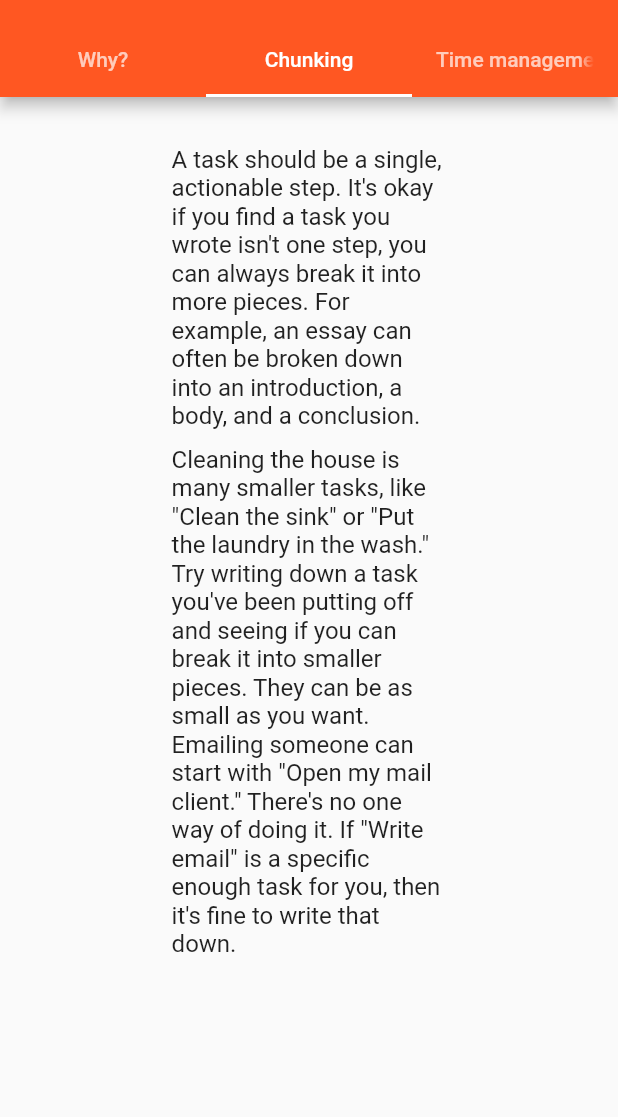
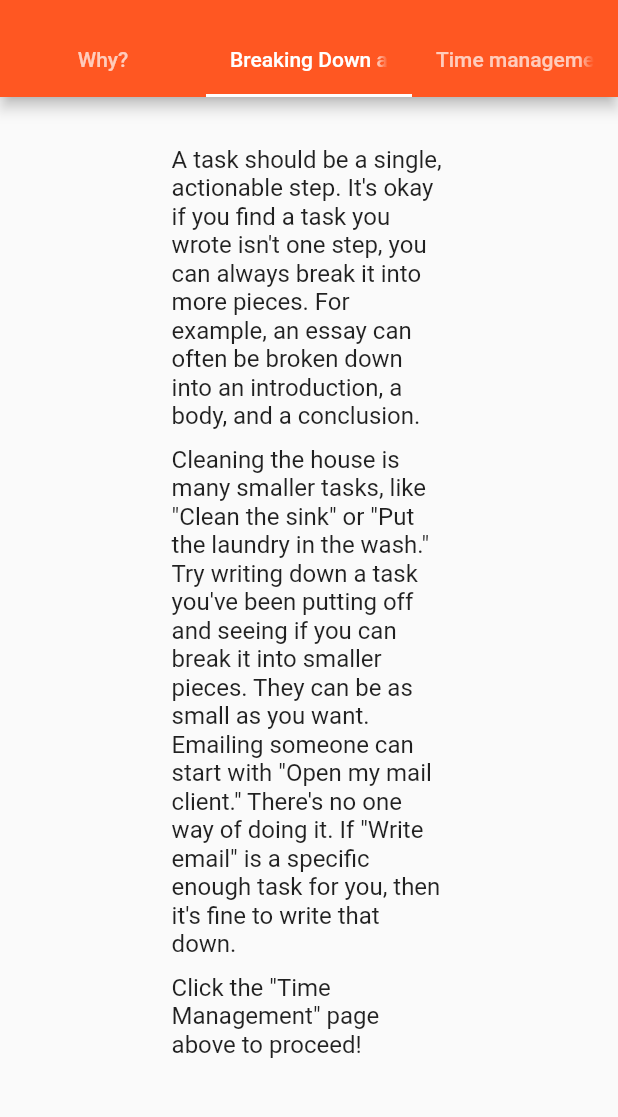
Before and after one commit to gabrielslater/task-board, a Flutter app: the screen it shows after launch, tab 2 chosen, on a phone screen of 412 x 824 dp, the part 59-1176 px from its top. Run offline on Flutter 3.47's test engine with Material 2 defaults, Android fonts, the phone set to English and light mode, and no system bars; missing offline and left inert: localstore.

Commit message:
Added directional context to introduction tutorial
Changed page title from "Chunking", to "Breaking Down and Organizing Tasks".

```diff
--- a/lib/main.dart
+++ b/lib/main.dart
@@ -665,6 +665,13 @@ class TaskBoardTutorialPage extends StatelessWidget {
                 'once started.',
                 style: const TextStyle(fontSize: 16),
               ),
+              const SizedBox(
+                height: 10,
+              ),
+              const Text(
+                'Click the "Chunking" page above to proceed!',
+                style: const TextStyle(fontSize: 16),
+              ),
             ]),
             _buildPage([
               const Text(
@@ -687,6 +694,13 @@ class TaskBoardTutorialPage extends StatelessWidget {
                 'specific enough task for you, then it\'s fine to write that '
                 'down.',
                 style: paragraphStyle,
+              ),
+              const SizedBox(
+                height: 10,
+              ),
+              const Text(
+                'Click the "Time Management" page above to proceed!',
+                style: const TextStyle(fontSize: 16),
               ),
             ]),
             _buildPage([
@@ -747,7 +761,7 @@ class TaskBoardTutorialPage extends StatelessWidget {
                 text: "Why?",
               ),
               Tab(
-                text: "Chunking",
+                text: "Breaking Down and Organizing Tasks",
               ),
               Tab(
                 text: "Time management",
```
